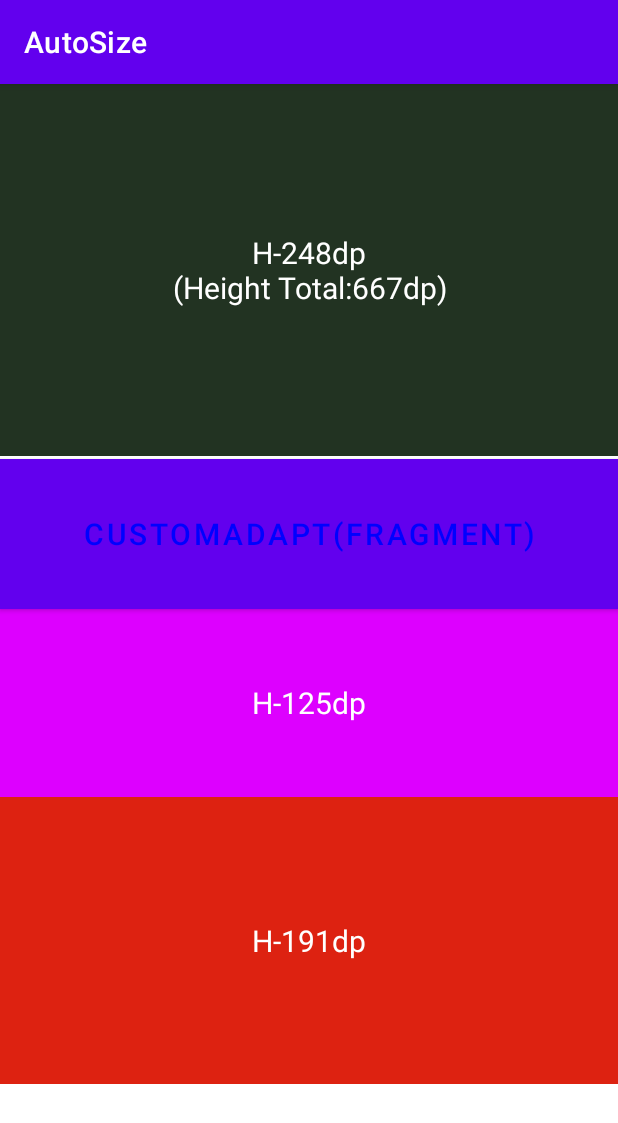
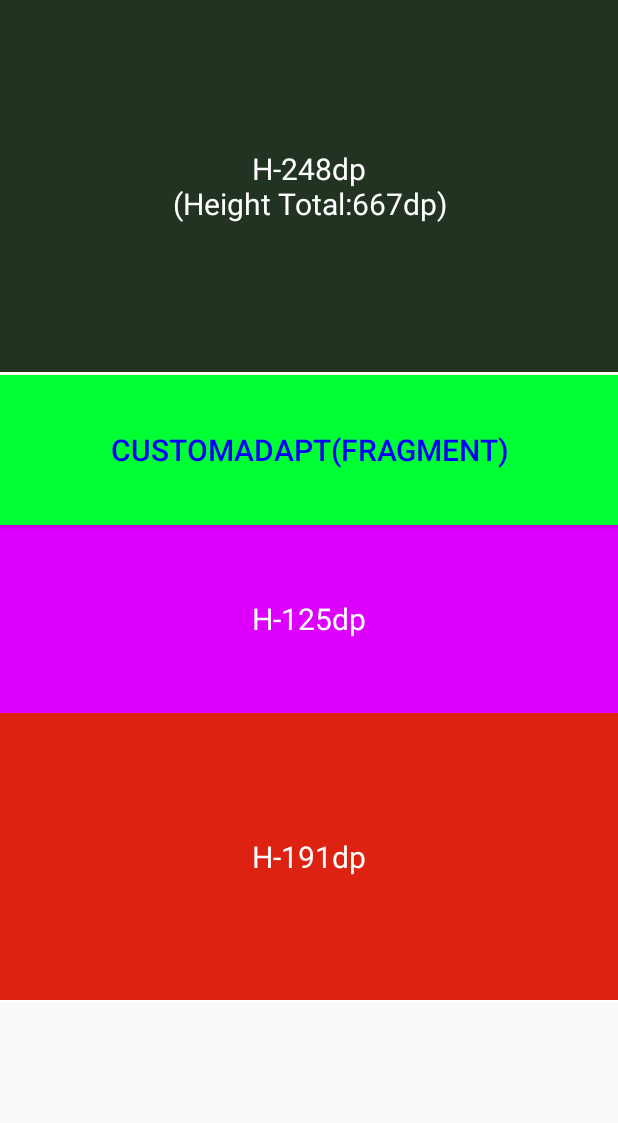
Before and after one commit to kang-xiao/AndroidAutoSize, an Android app: the CustomAdaptActivity screen opened directly, with no data from a screen before it, on a phone screen of 412 x 824 dp. Shown: the top 1123 px of the screen. Run offline under Robolectric (Android 15) with nearby library versions, the phone set to English and light mode, and no system bars.

Commit message:
fix:autoSize库发布配置

```diff
--- a/app/src/main/AndroidManifest.xml
+++ b/app/src/main/AndroidManifest.xml
@@ -8,7 +8,7 @@
         android:label="@string/app_name"
         android:roundIcon="@mipmap/ic_launcher_round"
         android:supportsRtl="true"
-        android:theme="@style/Theme.AutoSize">
+        android:theme="@style/AppTheme">
 
         <activity android:name="com.kangxiao.demo.MainActivity"
             android:exported="false">
--- a/app/src/main/res/values-night/themes.xml
+++ b/app/src/main/res/values-night/themes.xml
@@ -1,16 +1,8 @@
 <resources xmlns:tools="http://schemas.android.com/tools">
-    <!-- Base application theme. -->
-    <style name="Theme.AutoSize" parent="Theme.MaterialComponents.DayNight.DarkActionBar">
-        <!-- Primary brand color. -->
-        <item name="colorPrimary">@color/purple_200</item>
-        <item name="colorPrimaryVariant">@color/purple_700</item>
-        <item name="colorOnPrimary">@color/black</item>
-        <!-- Secondary brand color. -->
-        <item name="colorSecondary">@color/teal_200</item>
-        <item name="colorSecondaryVariant">@color/teal_200</item>
-        <item name="colorOnSecondary">@color/black</item>
-        <!-- Status bar color. -->
-        <item name="android:statusBarColor" tools:targetApi="l">?attr/colorPrimaryVariant</item>
+    <style name="AppTheme" parent="Theme.AppCompat.Light.NoActionBar">
         <!-- Customize your theme here. -->
+        <item name="colorPrimary">@color/colorPrimary</item>
+        <item name="colorPrimaryDark">@color/colorPrimaryDark</item>
+        <item name="colorAccent">@color/colorAccent</item>
     </style>
 </resources>
--- a/app/src/main/res/values/colors.xml
+++ b/app/src/main/res/values/colors.xml
@@ -1,5 +1,9 @@
 <?xml version="1.0" encoding="utf-8"?>
 <resources>
+    <color name="colorPrimary">#3F51B5</color>
+    <color name="colorPrimaryDark">#303F9F</color>
+    <color name="colorAccent">#FF4081</color>
+
     <color name="purple_200">#FFBB86FC</color>
     <color name="purple_500">#FF6200EE</color>
     <color name="purple_700">#FF3700B3</color>
--- a/app/src/main/res/values/themes.xml
+++ b/app/src/main/res/values/themes.xml
@@ -1,16 +1,8 @@
 <resources xmlns:tools="http://schemas.android.com/tools">
-    <!-- Base application theme. -->
-    <style name="Theme.AutoSize" parent="Theme.MaterialComponents.DayNight.DarkActionBar">
-        <!-- Primary brand color. -->
-        <item name="colorPrimary">@color/purple_500</item>
-        <item name="colorPrimaryVariant">@color/purple_700</item>
-        <item name="colorOnPrimary">@color/white</item>
-        <!-- Secondary brand color. -->
-        <item name="colorSecondary">@color/teal_200</item>
-        <item name="colorSecondaryVariant">@color/teal_700</item>
-        <item name="colorOnSecondary">@color/black</item>
-        <!-- Status bar color. -->
-        <item name="android:statusBarColor" tools:targetApi="l">?attr/colorPrimaryVariant</item>
+    <style name="AppTheme" parent="Theme.AppCompat.Light.NoActionBar">
         <!-- Customize your theme here. -->
+        <item name="colorPrimary">@color/colorPrimary</item>
+        <item name="colorPrimaryDark">@color/colorPrimaryDark</item>
+        <item name="colorAccent">@color/colorAccent</item>
     </style>
 </resources>
--- a/autosize/build.gradle
+++ b/autosize/build.gradle
@@ -32,8 +32,8 @@ android {
 }
 
 dependencies {
-    implementation rootProject.ext.dependencies["androidx_appcompat"]
-    implementation rootProject.ext.dependencies["appcompat_v7"]
+    compileOnly rootProject.ext.dependencies["androidx_appcompat"]
+    compileOnly rootProject.ext.dependencies["appcompat_v7"]
 }
 
 apply from : "publish.gradle"
--- a/build.gradle
+++ b/build.gradle
@@ -7,7 +7,7 @@ buildscript {
         mavenCentral()
     }
     dependencies {
-        classpath "com.android.tools.build:gradle:3.5.3"
+        classpath "com.android.tools.build:gradle:3.5.4"
         classpath "org.jetbrains.kotlin:kotlin-gradle-plugin:1.4.32"
         classpath 'com.novoda:bintray-release:0.9.2'
         // NOTE: Do not place your application dependencies here; they belong
--- a/config.gradle
+++ b/config.gradle
@@ -14,7 +14,7 @@ ext {
     dependencies = [
         androidx_appcompat : "androidx.appcompat:appcompat:1.1.0",
         appcompat_v7 : "com.android.support:appcompat-v7:28.0.0",
-        autosize : "com.github.kang-xiao:AndroidAutoSize:1.0.0"
+        autosize : "com.github.kang-xiao:AndroidAutoSize:1.0.1"
     ]
 
 }
```
Also changed, not shown: 1 other file.
